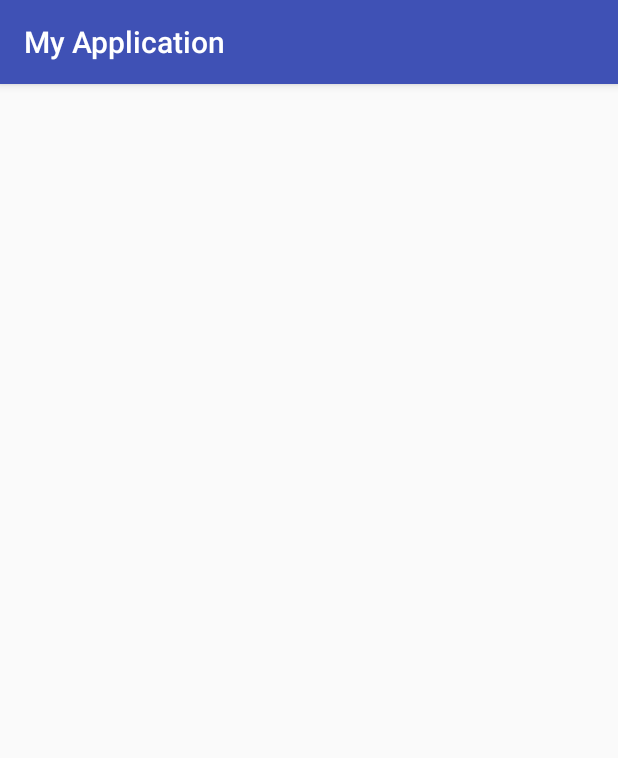
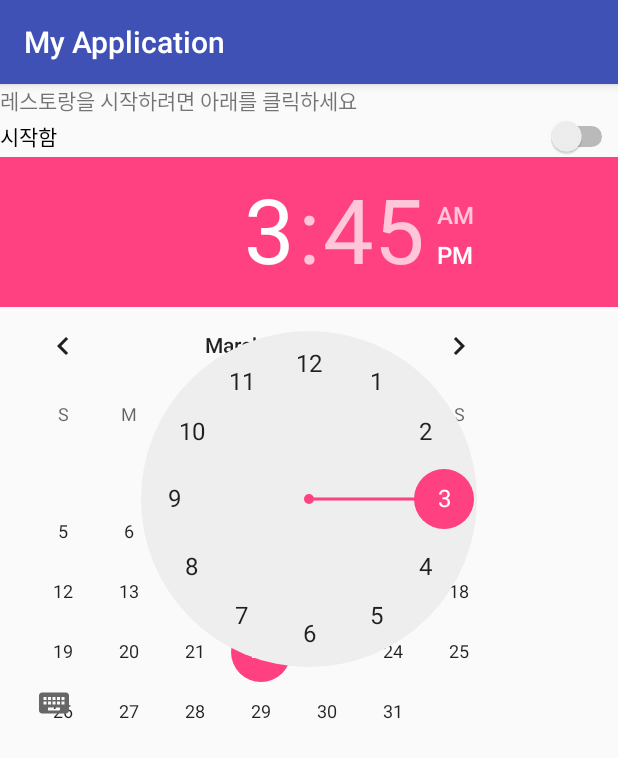
Before and after one commit to vildanden0420/Practice2, an Android app: the Main3Activity screen opened directly, with no data from a screen before it, on a phone screen of 412 x 824 dp. Shown: the top 758 px of the screen. Run offline under Robolectric (Android 15) with nearby library versions, the phone set to English and light mode, and no system bars.

Commit message:
2nd commit

```diff
--- a/app/src/main/java/com/example/user/myapplication/Main2Activity.java
+++ b/app/src/main/java/com/example/user/myapplication/Main2Activity.java
@@ -24,6 +24,7 @@ public class Main2Activity extends AppCompatActivity {
         super.onCreate(savedInstanceState);
         setContentView(R.layout.activity_main2);
         Log.i("알림","두번째 액티비티 생성");
+        setTitle("학점 계산");
         init();
 
 
@@ -42,7 +43,7 @@ public class Main2Activity extends AppCompatActivity {
 
         iv = (ImageView)findViewById(R.id.imageView);
         Log.i("알림", "findViewById");
-        iv.setVisibility(View.INVISIBLE);
+        //iv.setVisibility(View.INVISIBLE);
 
 
 
@@ -72,8 +73,21 @@ public class Main2Activity extends AppCompatActivity {
                 int total = hanScore + matScore + engScore;
                 int avg = total/3;
 
-                if(total>=90){
-                    iv.setVisibility(View.VISIBLE);
+                if(avg>=90){
+                    iv.setImageResource(R.drawable.a);
+                   // iv.setVisibility(View.VISIBLE);
+                }else if(avg>=80){
+                    iv.setImageResource(R.drawable.b);
+
+                }else if(avg>=70) {
+                    iv.setImageResource(R.drawable.c);
+                   // iv.setVisibility(View.INVISIBLE);
+                }else if(avg>=60){
+                    iv.setImageResource(R.drawable.d);
+                   // iv.setVisibility(View.INVISIBLE);
+                }else{
+                    iv.setImageResource(R.drawable.f);
+                   // iv.setVisibility(View.INVISIBLE);
                 }
 
                 t1.setText(""+total);
@@ -98,7 +112,7 @@ public class Main2Activity extends AppCompatActivity {
                 t1.setText(""+0);
                 t2.setText(""+0);
 
-                iv.setVisibility(View.INVISIBLE);
+                iv.setImageResource(0);
                 Toast.makeText(getApplicationContext(),"초기화 되었습니다.", Toast.LENGTH_SHORT).show();
             }
         });
--- a/app/src/main/java/com/example/user/myapplication/Main3Activity.java
+++ b/app/src/main/java/com/example/user/myapplication/Main3Activity.java
@@ -2,12 +2,21 @@ package com.example.user.myapplication;
 
 import android.support.v7.app.AppCompatActivity;
 import android.os.Bundle;
+import android.widget.Switch;
 
 public class Main3Activity extends AppCompatActivity {
+    Switch s1;
 
     @Override
     protected void onCreate(Bundle savedInstanceState) {
         super.onCreate(savedInstanceState);
         setContentView(R.layout.activity_main3);
+
+        init();
+    }
+
+    void init(){
+        s1 = (Switch)findViewById(R.id.switch1);
+
     }
 }
--- a/app/src/main/res/layout/activity_main2.xml
+++ b/app/src/main/res/layout/activity_main2.xml
@@ -154,7 +154,7 @@
                 android:id="@+id/imageView"
                 android:layout_width="wrap_content"
                 android:layout_height="wrap_content"
-                app:srcCompat="@drawable/a" />
+                 />
 
 
         </TableRow>
--- a/app/src/main/res/layout/activity_main3.xml
+++ b/app/src/main/res/layout/activity_main3.xml
@@ -1,9 +1,56 @@
 <?xml version="1.0" encoding="utf-8"?>
-<android.support.constraint.ConstraintLayout xmlns:android="http://schemas.android.com/apk/res/android"
+<LinearLayout xmlns:android="http://schemas.android.com/apk/res/android"
     xmlns:app="http://schemas.android.com/apk/res-auto"
     xmlns:tools="http://schemas.android.com/tools"
     android:layout_width="match_parent"
     android:layout_height="match_parent"
+    android:orientation="vertical"
     tools:context="com.example.user.myapplication.Main3Activity">
 
-</android.support.constraint.ConstraintLayout>
+    <TextView
+        android:id="@+id/textView8"
+        android:layout_width="match_parent"
+        android:layout_height="wrap_content"
+        android:text="레스토랑을 시작하려면 아래를 클릭하세요" />
+
+    <Switch
+        android:id="@+id/switch1"
+        android:layout_width="match_parent"
+        android:layout_height="wrap_content"
+        android:text="시작함" />
+
+    <GridLayout
+        android:layout_width="match_parent"
+        android:layout_height="match_parent"
+        android:orientation="horizontal"
+        android:columnCount="2">
+
+        <FrameLayout
+            android:layout_width="match_parent"
+            android:layout_height="match_parent">
+
+            <DatePicker
+                android:id="@+id/datePicker"
+                android:layout_width="wrap_content"
+                android:layout_height="wrap_content" />
+
+            <TimePicker
+                android:id="@+id/timePicker2"
+                android:layout_width="wrap_content"
+                android:layout_height="wrap_content" />
+        </FrameLayout>
+
+        <Button
+            android:id="@+id/button5"
+            android:layout_width="wrap_content"
+            android:layout_height="wrap_content"
+            android:text="이전" />
+
+        <Button
+            android:id="@+id/button6"
+            android:layout_width="wrap_content"
+            android:layout_height="wrap_content"
+            android:text="다음" />
+    </GridLayout>
+
+</LinearLayout>
```
Also changed, not shown: app/src/main/res/drawable/a.png, app/src/main/res/drawable/b.png (added), app/src/main/res/drawable/c.png (added), app/src/main/res/drawable/d.png (added), app/src/main/res/drawable/f.png (added).
